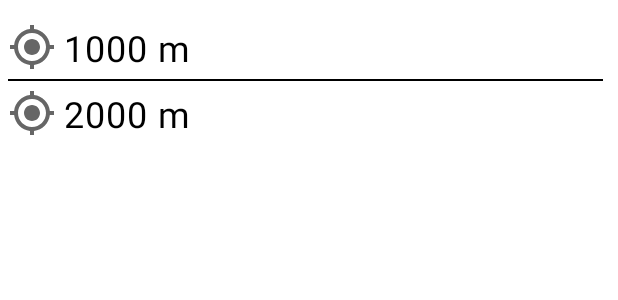
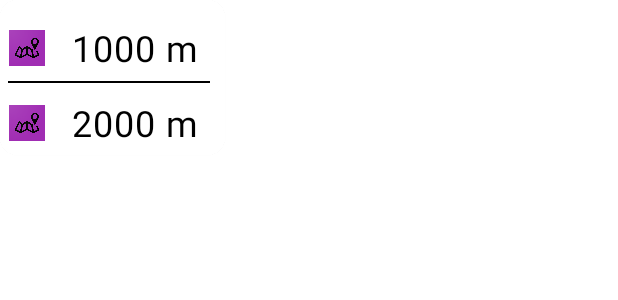
Before and after one commit to moevm/adfmp1h21-navigator, an Android app: the layout distance_container.xml on its own in the app's theme, with its tools: preview values and no code run, on a phone screen of 412 x 824 dp. Shown: the top 300 px of the screen. Run offline under Robolectric (Android 15) with nearby library versions, the phone set to English and light mode, and no system bars.

Commit message:
finish layout

```diff
--- a/AndroidNavigatorLETI/app/src/main/res/layout/distance_container.xml
+++ b/AndroidNavigatorLETI/app/src/main/res/layout/distance_container.xml
@@ -1,69 +1,77 @@
 <?xml version="1.0" encoding="utf-8"?>
-<androidx.constraintlayout.widget.ConstraintLayout xmlns:android="http://schemas.android.com/apk/res/android"
+<com.google.android.material.card.MaterialCardView xmlns:android="http://schemas.android.com/apk/res/android"
+    xmlns:app="http://schemas.android.com/apk/res-auto"
     xmlns:tools="http://schemas.android.com/tools"
-    android:layout_width="match_parent"
+    android:id="@+id/gift_card"
+    android:layout_width="150dp"
+    android:layout_height="wrap_content"
+    app:cardBackgroundColor="@color/app_white"
+    app:cardCornerRadius="12dp">
+
+    <androidx.constraintlayout.widget.ConstraintLayout
+        android:layout_width="150dp"
         android:layout_height="match_parent"
-    android:paddingEnd="10dp"
-    xmlns:app="http://schemas.android.com/apk/res-auto"
         android:background="@color/app_white"
         android:orientation="vertical"
-    android:padding="5dp">
+        android:padding="5dp"
+        android:paddingEnd="10dp">
 
         <androidx.appcompat.widget.AppCompatImageView
             android:id="@+id/point_image"
-        android:layout_width="wrap_content"
-        android:layout_height="wrap_content"
-        app:srcCompat="@drawable/ic_location"
-        android:layout_marginTop="10dp"
-        app:layout_constraintLeft_toLeftOf="parent"
-        app:layout_constraintTop_toTopOf="parent" />
+            android:layout_width="24dp"
+            android:layout_height="24dp"
+            android:layout_marginEnd="10dp"
+            app:layout_constraintBottom_toBottomOf="@+id/point_distance"
+            app:layout_constraintRight_toLeftOf="@+id/point_distance"
+            app:layout_constraintTop_toTopOf="@+id/point_distance"
+            app:srcCompat="@drawable/ic_launcher" />
 
         <TextView
             android:id="@+id/point_distance"
-        android:layout_width="wrap_content"
+            android:layout_width="100dp"
             android:layout_height="wrap_content"
+            android:layout_marginTop="10dp"
             android:letterSpacing="0.03"
             android:textAlignment="center"
             android:textColor="#000000"
-        android:layout_marginStart="5dp"
-        app:layout_constraintLeft_toRightOf="@+id/point_image"
-        app:layout_constraintTop_toTopOf="@+id/point_image"
-        app:layout_constraintBottom_toBottomOf="@+id/point_image"
             android:textSize="@dimen/default_corner_radius"
+            app:layout_constraintRight_toRightOf="parent"
+            app:layout_constraintTop_toTopOf="parent"
             tools:text="1000 m" />
 
         <View
             android:id="@+id/delimit"
             android:layout_width="match_parent"
             android:layout_height="1dp"
-        android:layout_marginTop="5dp"
+            android:layout_marginTop="10dp"
             android:background="@color/black"
-        app:layout_constraintTop_toBottomOf="@+id/point_image"
             app:layout_constraintLeft_toLeftOf="@+id/point_image"
-        app:layout_constraintRight_toRightOf="@+id/point_distance"/>
+            app:layout_constraintRight_toRightOf="@+id/point_distance"
+            app:layout_constraintTop_toBottomOf="@+id/point_image" />
 
         <androidx.appcompat.widget.AppCompatImageView
             android:id="@+id/traffic_image"
-        android:layout_width="wrap_content"
-        android:layout_height="wrap_content"
-        android:layout_marginTop="5dp"
-        app:layout_constraintTop_toBottomOf="@+id/delimit"
-        app:layout_constraintLeft_toLeftOf="@+id/point_image"
-        app:layout_constraintRight_toRightOf="@+id/point_image"
-        app:srcCompat="@drawable/ic_location" />
+            android:layout_width="24dp"
+            android:layout_height="24dp"
+            android:layout_marginEnd="10dp"
+            app:layout_constraintBottom_toBottomOf="@+id/traffic_distance"
+            app:layout_constraintRight_toLeftOf="@+id/traffic_distance"
+            app:layout_constraintTop_toTopOf="@+id/traffic_distance"
+            app:srcCompat="@drawable/ic_launcher" />
 
         <TextView
             android:id="@+id/traffic_distance"
-        android:layout_width="wrap_content"
+            android:layout_width="100dp"
             android:layout_height="wrap_content"
+            android:layout_marginTop="10dp"
             android:letterSpacing="0.03"
             android:textAlignment="center"
             android:textColor="#000000"
-        android:layout_marginStart="5dp"
-        app:layout_constraintLeft_toRightOf="@+id/traffic_image"
-        app:layout_constraintTop_toTopOf="@+id/traffic_image"
-        app:layout_constraintBottom_toBottomOf="@+id/traffic_image"
             android:textSize="@dimen/default_corner_radius"
+            app:layout_constraintRight_toRightOf="parent"
+            app:layout_constraintTop_toBottomOf="@+id/delimit"
             tools:text="2000 m" />
 
     </androidx.constraintlayout.widget.ConstraintLayout>
+
+</com.google.android.material.card.MaterialCardView>
--- a/AndroidNavigatorLETI/app/src/main/res/values/strings.xml
+++ b/AndroidNavigatorLETI/app/src/main/res/values/strings.xml
@@ -30,6 +30,8 @@
     <string name="route_time_text_min">~ %s min</string>
     <string name="route_time_text_hours">~ %s hours %s min</string>
     <string name="enable_location">You should enable geo location to use app</string>
+    <string name="meters" translatable="false">%s m</string>
+    <string name="kilometers" translatable="false">%s km</string>
 
     <string-array name="months_array">
         <item>January</item>
```
Also changed, not shown: AndroidNavigatorLETI/app/src/main/java/com/example/androidnavigatorleti/ui/main/MapFragment.kt (+26 -8 lines), AndroidNavigatorLETI/app/src/main/java/com/example/androidnavigatorleti/ui/main/MapViewModel.kt (+26 -31 lines), AndroidNavigatorLETI/app/src/main/res/layout/fragment_map.xml (+0 -22 lines), AndroidNavigatorLETI/app/src/main/res/layout/speed_container.xml (+14 -1 lines). Lines whose indentation alone changed are shown as unchanged.
